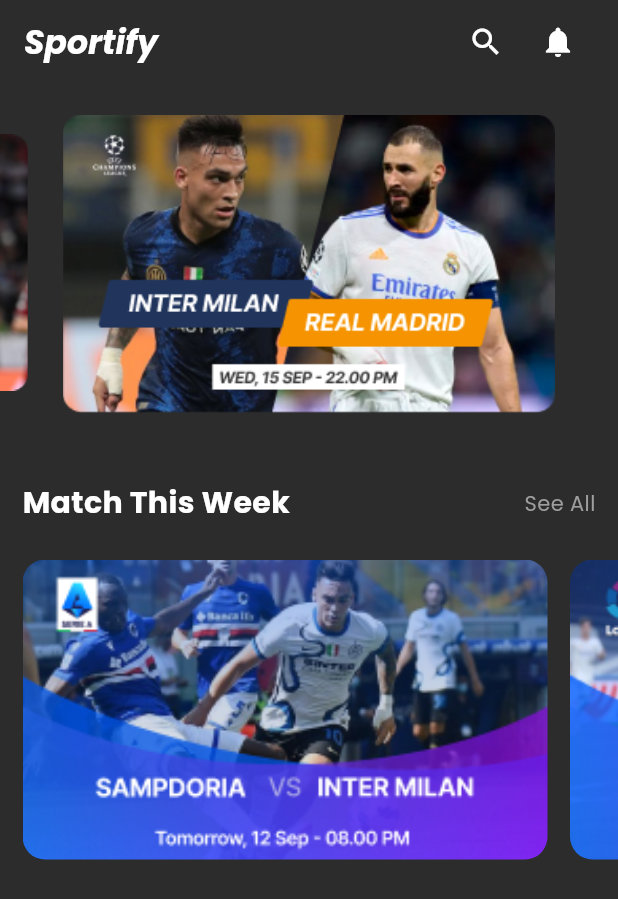
After one commit to hazzemSaid/Sportify, a Flutter app: the HomeScreen screen opened by its route, on a phone screen of 412 x 824 dp. The commit adds this screen. Shown: the top 899 px of the screen. Run offline on Flutter 3.47's test engine with Material 3 defaults, Android fonts, the phone set to English and light mode, and no system bars; drawn by our look-alikes of carousel_slider; our stand-ins replace another_flutter_splash_screen, bloc, dio, either_dart, equatable, firebase_auth and 6 more; accounts and stored records are empty; key blocks and very long unbroken strings in the code were emptied for the run.

Commit message:
create in screen home screen and create in widget match screen, match schedules and custom app bar and edit routes file ,

```diff
--- a/lib/core/utils/routes/routes.dart
+++ b/lib/core/utils/routes/routes.dart
@@ -1,4 +1,5 @@
 import 'package:flutter/material.dart';
+import 'package:sportify/features/AuthFeatures/presentation/view/screens/home_screen.dart';
 import 'package:sportify/features/AuthFeatures/presentation/view/screens/login_screen.dart';
 import 'package:sportify/features/AuthFeatures/presentation/view/screens/register_screen.dart';
 import 'package:sportify/features/Onbording_Feature/Presentation/view/screens/onboarding.dart';
@@ -9,6 +10,7 @@ class AppRoutes {
   static const String onBoarding = '/onBoarding';
   static const String loginScreen = '/loginScreen';
   static const String registerScreen = '/registerScreen';
+  static const String homeScreen = '/homeScreen';
 
   static Route<dynamic> generateRoute(RouteSettings settings) {
     switch (settings.name) {
@@ -20,6 +22,8 @@ class AppRoutes {
         return MaterialPageRoute(builder: (_) => const LoginScreen());
       case registerScreen:
         return MaterialPageRoute(builder: (_) => const RegisterScreen());
+      case homeScreen:
+        return MaterialPageRoute(builder: (_) => const HomeScreen());
       default:
         return MaterialPageRoute(
           builder: (_) => const Scaffold(
--- /dev/null
+++ b/lib/features/AuthFeatures/presentation/view/screens/home_screen.dart
@@ -0,0 +1,62 @@
+import 'package:flutter/material.dart';
+import 'package:sportify/features/AuthFeatures/presentation/view/widgets/custom_appbar.dart';
+import 'package:sportify/features/AuthFeatures/presentation/view/widgets/match_schedules.dart';
+import 'package:sportify/features/AuthFeatures/presentation/view/widgets/match_week.dart';
+
+class HomeScreen extends StatefulWidget {
+  const HomeScreen({super.key});
+
+  @override
+  State<HomeScreen> createState() => _HomeScreenState();
+}
+
+class _HomeScreenState extends State<HomeScreen> {
+  @override
+  Widget build(BuildContext context) {
+    return Scaffold(
+      backgroundColor: const Color(0xff2C2C2C),
+      appBar: const CustomAppBar(),
+      body: SingleChildScrollView(
+        child: Column(
+          children: [
+            const SizedBox(height: 20),
+            Container(
+              height: 200,
+              width: double.infinity,
+              child: MatchSchedules(),
+            ),
+            const SizedBox(height: 30),
+            Padding(
+              padding: const EdgeInsets.all(15),
+              child: Row(
+                mainAxisAlignment: MainAxisAlignment.spaceBetween,
+                children: [
+                  const Text(
+                    'Match This Week',
+                    style: TextStyle(
+                      color: Colors.white,
+                      fontSize: 20,
+                      fontWeight: FontWeight.bold,
+                    ),
+                  ),
+                  GestureDetector(
+                    onTap: () {
+                      // Action for see all
+                    },
+                    child: const Text(
+                      'See All',
+                      style: TextStyle(color: Colors.grey),
+                    ),
+                  ),
+                ],
+              ),
+            ),
+            const SizedBox(height: 8),
+            MatchWeek(),
+            const SizedBox(height: 20),
+          ],
+        ),
+      ),
+    );
+  }
+}
--- a/lib/features/AuthFeatures/presentation/view/screens/login_screen.dart
+++ b/lib/features/AuthFeatures/presentation/view/screens/login_screen.dart
@@ -95,7 +95,7 @@ class _LoginScreenState extends State<LoginScreen> {
                   child: ElevatedButton(
                     onPressed: () {
                       Get.back();
-                      Get.toNamed(AppRoutes.loginScreen);
+                      Get.toNamed(AppRoutes.homeScreen);
                     },
                     style: ElevatedButton.styleFrom(
                       backgroundColor:
--- /dev/null
+++ b/lib/features/AuthFeatures/presentation/view/widgets/custom_appbar.dart
@@ -0,0 +1,54 @@
+import 'package:flutter/material.dart';
+
+class CustomAppBar extends StatefulWidget implements PreferredSizeWidget {
+  const CustomAppBar({super.key});
+
+  @override
+  State<CustomAppBar> createState() => _CustomAppBarState();
+
+  // You need to override the `preferredSize` getter to specify the AppBar height
+  @override
+  Size get preferredSize =>
+      const Size.fromHeight(kToolbarHeight); // Default AppBar height
+}
+
+class _CustomAppBarState extends State<CustomAppBar> {
+  @override
+  Widget build(BuildContext context) {
+    return AppBar(
+      automaticallyImplyLeading: false,
+      backgroundColor: const Color(0xff2C2C2C),
+      elevation: 0,
+      title: Row(
+        mainAxisAlignment: MainAxisAlignment.spaceBetween,
+        children: [
+          const Text(
+            'Sportify',
+            style: TextStyle(
+              color: Colors.white,
+              fontSize: 22,
+              fontWeight: FontWeight.bold,
+              fontStyle: FontStyle.italic,
+            ),
+          ),
+          Row(
+            children: [
+              IconButton(
+                icon: const Icon(Icons.search, color: Colors.white),
+                onPressed: () {
+                  // Action for search icon
+                },
+              ),
+              IconButton(
+                icon: const Icon(Icons.notifications, color: Colors.white),
+                onPressed: () {
+                  // Action for notifications icon
+                },
+              ),
+            ],
+          ),
+        ],
+      ),
+    );
+  }
+}
--- /dev/null
+++ b/lib/features/AuthFeatures/presentation/view/widgets/match_schedules.dart
@@ -0,0 +1,67 @@
+import 'package:carousel_slider/carousel_slider.dart';
+import 'package:flutter/material.dart';
+
+final List<String> imgList = [
+  'assets/images/match_1.png',
+  'assets/images/match_2.png',
+  'assets/images/match_3.png',
+];
+
+final List<Widget> imageSliders = imgList
+    .map((item) => Container(
+          margin: const EdgeInsets.all(0.5),
+          decoration: BoxDecoration(
+            color: const Color(0xff2C2C2C),
+            borderRadius: BorderRadius.circular(10),
+          ),
+          child: ClipRRect(
+            borderRadius: const BorderRadius.all(Radius.circular(10.0)),
+            child: Stack(
+              children: <Widget>[
+                Container(
+                  color: const Color(0xff2C2C2C),
+                  child: Image.asset(item, fit: BoxFit.cover, width: 1000.0),
+                ),
+                Positioned(
+                  bottom: 0.0,
+                  left: 0.0,
+                  right: 0.0,
+                  child: Container(
+                    decoration: const BoxDecoration(
+                      gradient: LinearGradient(
+                        colors: [
+                          Color.fromARGB(200, 0, 0, 0),
+                          Color.fromARGB(0, 0, 0, 0)
+                        ],
+                        begin: Alignment.bottomCenter,
+                        end: Alignment.topCenter,
+                      ),
+                    ),
+                  ),
+                ),
+              ],
+            ),
+          ),
+        ))
+    .toList();
+
+class MatchSchedules extends StatelessWidget {
+  @override
+  Widget build(BuildContext context) {
+    return Scaffold(
+      body: Container(
+          width: double.infinity,
+          color: const Color(0xff2C2C2C),
+          child: CarouselSlider(
+            options: CarouselOptions(
+              aspectRatio: 2.0,
+              enlargeCenterPage: true,
+              enableInfiniteScroll: false,
+              initialPage: 2,
+              autoPlay: true,
+            ),
+            items: imageSliders,
+          )),
+    );
+  }
+}
--- /dev/null
+++ b/lib/features/AuthFeatures/presentation/view/widgets/match_week.dart
@@ -0,0 +1,37 @@
+import 'package:flutter/material.dart';
+
+class MatchWeek extends StatelessWidget {
+  MatchWeek({super.key});
+
+  final List<String> imgList = [
+    'assets/images/match_week1.png',
+    'assets/images/match_week2.png',
+  ];
+
+  @override
+  Widget build(BuildContext context) {
+    return SingleChildScrollView(
+      scrollDirection: Axis.horizontal, // Horizontal scroll
+      child: Row(
+        children: List.generate(
+          imgList.length, // Loop through image list
+          (index) => Padding(
+            padding:
+                const EdgeInsets.only(left: 15), // Add padding between items
+            child: Container(
+              height: 200,
+              width: 350,
+              decoration: BoxDecoration(
+                borderRadius: BorderRadius.circular(15),
+                image: DecorationImage(
+                  image: AssetImage(imgList[index]),
+                  fit: BoxFit.cover, // Adjust how the image fits the container
+                ),
+              ),
+            ),
+          ),
+        ),
+      ),
+    );
+  }
+}
--- a/pubspec.yaml
+++ b/pubspec.yaml
@@ -30,6 +30,7 @@ environment:
 dependencies:
   another_flutter_splash_screen: ^1.2.1
   bloc: ^8.1.4
+  carousel_slider: ^5.0.0
   cupertino_icons: ^1.0.8
   dio: ^5.7.0
   either_dart: ^1.0.0
```
Also changed, not shown: assets/images/match_1.png (added), assets/images/match_2.png (added), assets/images/match_3.png (added), assets/images/match_week1.png (added), assets/images/match_week2.png (added).
